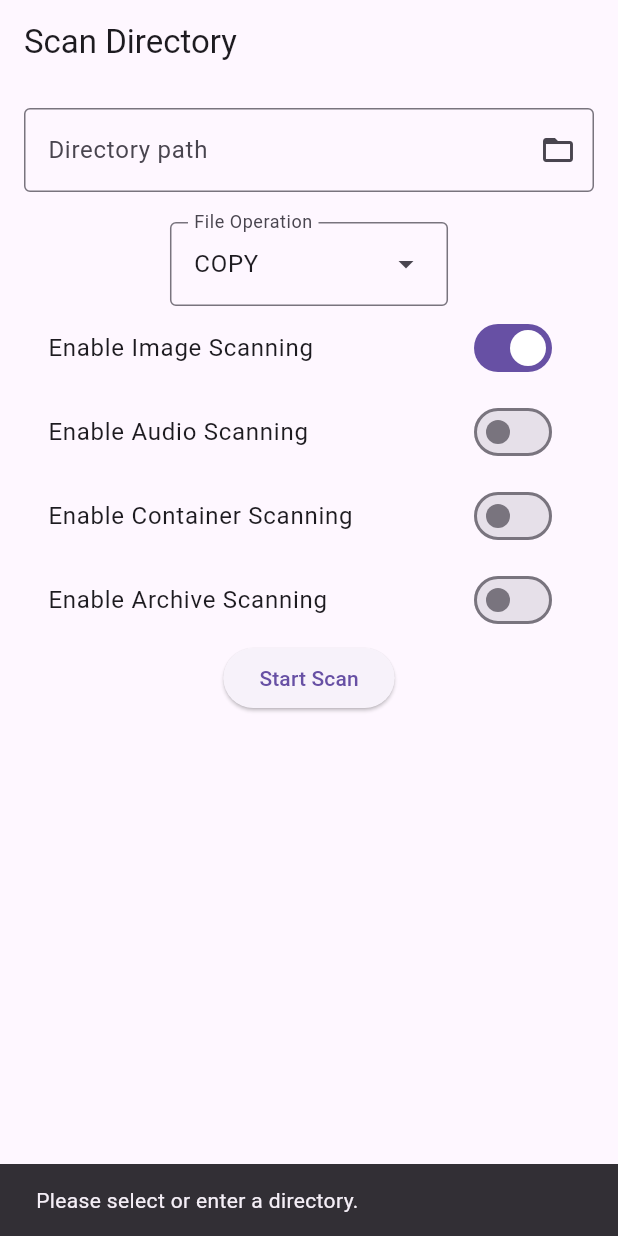
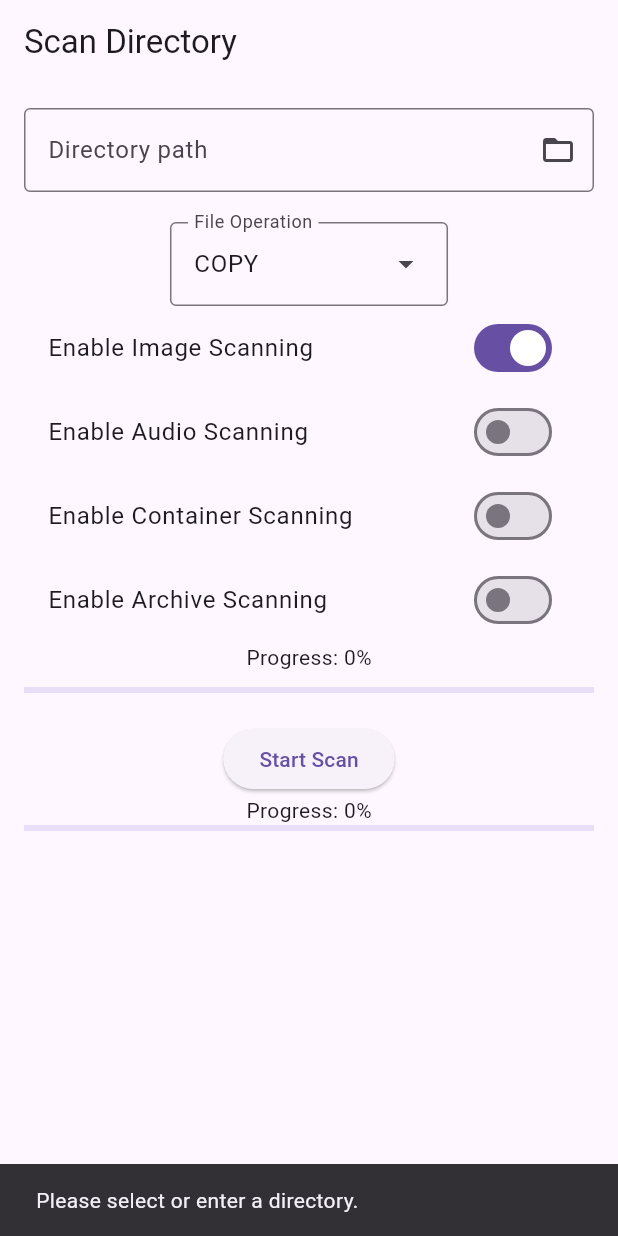
Before and after one commit to sandulachedumitru/MediaManagerUI, a Flutter app: the screen it shows after launch, after a tap on "Start Scan", on a phone screen of 412 x 824 dp. Run offline on Flutter 3.47's test engine with Material 3 defaults, Android fonts, the phone set to English and light mode, and no system bars; our stand-ins replace file_picker; missing offline and left inert: sse_dart_client; network calls fail.

Commit message:
media manager UI - adding abort process and progress indicator

```diff
--- a/lib/screens/scan_screen.dart
+++ b/lib/screens/scan_screen.dart
@@ -1,6 +1,7 @@
 import 'package:file_picker/file_picker.dart';
 import 'package:flutter/foundation.dart';
 import 'package:flutter/material.dart';
+import 'package:photos_manager_ui/services/progress_service.dart';
 
 import '../models/scan_request.dart';
 import '../services/api_service.dart';
@@ -11,14 +12,17 @@
   const ScanScreen({super.key});
 
   @override
-  // _ScanScreenState createState() => _ScanScreenState();
   State<ScanScreen> createState() => _ScanScreenState();
 }
 
 class _ScanScreenState extends State<ScanScreen> {
   final TextEditingController _directoryController = TextEditingController();
   final TextEditingController _fileOperationController = TextEditingController();
+  final ProgressService _progressService = ProgressService();
+
   bool _isLoading = false;
+  bool _isScanning = false;
+  int _progress = 0;
 
   FileOperation _operation = FileOperation.copy;
   bool _imageEnabled = true;
@@ -34,7 +38,11 @@
       return;
     }
 
-    setState(() => _isLoading = true);
+    setState(() {
+      _isLoading = true;
+      _isScanning = true;
+      _progress = 0;
+    });
 
     try {
       final scanRequest = ScanRequest(
@@ -46,12 +54,12 @@
         archiveEnabled: _archiveEnabled,
       );
 
+      _progressService.startListening();
+
       String response = await ApiService.scanFiles(scanRequest);
       ScaffoldMessenger.of(context).showSnackBar(
         SnackBar(content: Text(response)),
       );
-
-
 
       // navigate to FileScreen after scan
       await Navigator.push(
@@ -63,7 +71,29 @@
         SnackBar(content: Text("Error: ${e.toString()}")),
       );
     }
-    setState(() => _isLoading = false);
+
+    setState(() {
+      _isLoading = false;
+      _isScanning = false;
+      _progress = 0;
+    });
+  }
+
+  void _abortScan() async {
+    try {
+      await ApiService.abortScan();
+      _progressService.stopListening();
+      setState(() {
+        _isLoading = false;
+        _isScanning = false;
+        _progress = 0;
+      });
+      ScaffoldMessenger.of(context).showSnackBar(
+        const SnackBar(content: Text("Scan aborted!")),
+      );
+    } catch (e) {
+      ScaffoldMessenger.of(context).showSnackBar(SnackBar(content: Text('Failed to abort scan')));
+    }
   }
 
   void _pickDirectory() async {
@@ -89,6 +119,18 @@
   }
 
   @override
+  void initState() {
+    super.initState();
+    _progressService.startListening();
+  }
+
+  @override
+  void dispose() {
+    _progressService.dispose();
+    super.dispose();
+  }
+
+  @override
   Widget build(BuildContext context) {
     return Scaffold(
       appBar: AppBar(title: const Text('Scan Directory')),
@@ -108,9 +150,7 @@
               ),
               readOnly: kIsWeb ? false : true,
             ),
-            const Padding(
-                padding: EdgeInsets.fromLTRB(0, 20, 0, 0),
-            ),
+            const SizedBox(height: 20),
             DropdownMenu<FileOperation>(
               initialSelection: FileOperation.copy,
               controller: _fileOperationController,
@@ -164,9 +204,46 @@
                 });
               },
             ),
+
+            // Linear Progress Indicator
+            StreamBuilder<int>(
+              stream: _progressService.progressStream,
+              initialData: 0,
+              builder: (context, snapshot) {
+                _progress = snapshot.data ?? 0;
+                return Column(
+                  children: [
+                    Text("Progress: $_progress%"),
+                    const SizedBox(height: 10),
+                    LinearProgressIndicator(value: _progress / 100),
+                  ],
+                );
+              },
+            ),
+
+            const SizedBox(height: 20),
             ElevatedButton(
               onPressed: _isLoading ? null : _scanDirectory,
               child: _isLoading ? const CircularProgressIndicator() : const Text('Start Scan'),
+            ),
+
+            // the button is visible only during the scan
+            if (_isScanning)
+              ElevatedButton(
+                onPressed: _abortScan,
+                style: ElevatedButton.styleFrom(backgroundColor: Colors.red),
+                child: const Text("Abort", style: TextStyle(color: Colors.white)),
+              ),
+            StreamBuilder(
+                stream: _progressService.progressStream,
+                initialData: 0,
+                builder: (context, snapshot) {
+                  _progress = snapshot.data ?? 0;
+                  return Column(children: [
+                    Text("Progress: $_progress%"),
+                    LinearProgressIndicator(value: _progress / 100,)
+                  ]);
+                }
             ),
           ],
         ),
--- a/lib/services/api_service.dart
+++ b/lib/services/api_service.dart
@@ -25,6 +25,13 @@
     }
   }
 
+  static Future<void> abortScan() async {
+    final response = await http.post(Uri.parse('$baseUrl/progress/abort'));
+    if (response.statusCode != 200) {
+      throw Exception('Failed to abort scan');
+    }
+  }
+
   // Get the organized files
   static Future<MediaFiles> fetchMediaFiles() async {
     final response = await http.get(
--- /dev/null
+++ b/lib/services/progress_service.dart
@@ -0,0 +1,35 @@
+import 'dart:async';
+import 'package:photos_manager_ui/services/api_service.dart';
+import 'package:sse_dart_client/sse_dart_client.dart';
+
+class ProgressService {
+  final StreamController<int> _progressStreamController = StreamController<int>.broadcast();
+  Stream<int> get progressStream => _progressStreamController.stream;
+
+  final String progressSubscribeURL = '${ApiService.baseUrl}/progress/subscribe';
+  SSEClient? _client;
+
+  void startListening() {
+    _client = SSEClient(
+        url: progressSubscribeURL,
+    );
+
+    _client!.stream.listen((event) {
+      print('Progress Received: $event');
+      final progress = int.tryParse(event) ?? 0;
+      _progressStreamController.add(progress);
+    }, onError: (error) {
+      print('Error receiving progress updates: $error');
+    });
+  }
+
+  void stopListening() {
+    _client?.close();
+    _client = null;
+  }
+
+  void dispose() {
+    stopListening();
+    _progressStreamController.close();
+  }
+}
--- a/pubspec.yaml
+++ b/pubspec.yaml
@@ -32,6 +32,7 @@
     sdk: flutter
   http: ^1.3.0
   file_picker: ^6.1.1
+  sse_dart_client:
 
 
   # The following adds the Cupertino Icons font to your application.
```
Also changed, not shown: pubspec.lock.
